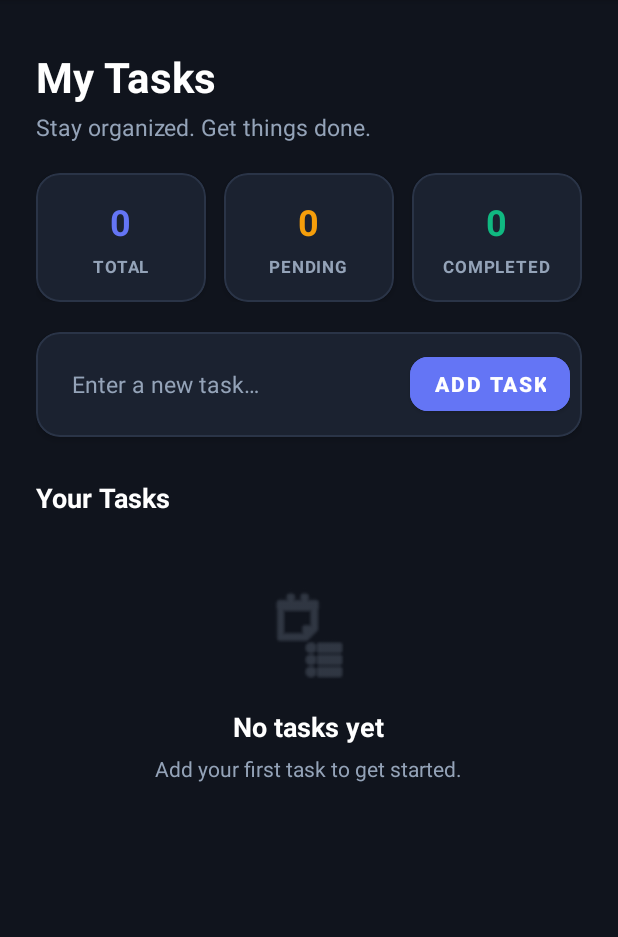
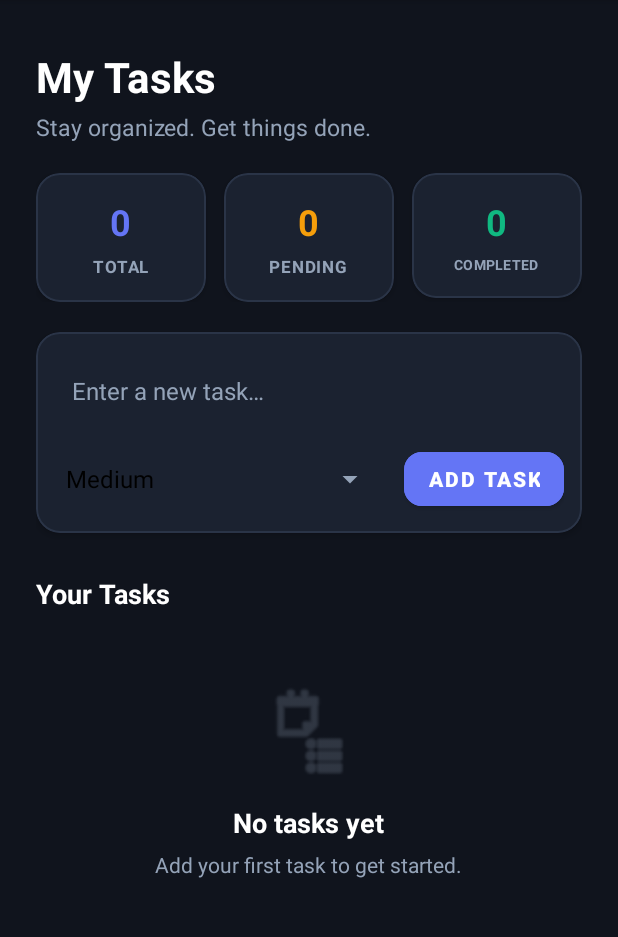
Before and after one commit to zaid-code-max/employee-task-manager, an Android app: the screen it shows after launch (TaskDetailsActivity), after a tap on "OPEN TASK MANAGER", on a phone screen of 412 x 824 dp, the part 84-1021 px from its top. Run offline under Robolectric (Android 15) with nearby library versions, the phone set to English and light mode, and no system bars; our stand-ins replace Room's generated code.

Commit message:
Day 4: Complete task list and add priority and delete features

```diff
--- a/app/src/main/java/com/example/employeetaskmanager/AppDatabase.kt
+++ b/app/src/main/java/com/example/employeetaskmanager/AppDatabase.kt
@@ -4,13 +4,21 @@ import android.content.Context
 import androidx.room.Database
 import androidx.room.Room
 import androidx.room.RoomDatabase
+import androidx.room.migration.Migration
+import androidx.sqlite.db.SupportSQLiteDatabase
 
-@Database(entities = [TaskEntity::class], version = 1, exportSchema = false)
+@Database(entities = [TaskEntity::class], version = 4, exportSchema = false)
 abstract class AppDatabase : RoomDatabase() {
 
     abstract fun taskDao(): TaskDao
 
     companion object {
+        private val MIGRATION_3_4 = object : Migration(3, 4) {
+            override fun migrate(db: SupportSQLiteDatabase) {
+                db.execSQL("ALTER TABLE tasks ADD COLUMN priority TEXT NOT NULL DEFAULT 'Medium'")
+            }
+        }
+
         @Volatile
         private var INSTANCE: AppDatabase? = null
 
@@ -20,7 +28,10 @@ abstract class AppDatabase : RoomDatabase() {
                     context.applicationContext,
                     AppDatabase::class.java,
                     "task_database"
-                ).build()
+                )
+                    .addMigrations(MIGRATION_3_4)
+                    .fallbackToDestructiveMigration()
+                    .build()
                 INSTANCE = instance
                 instance
             }
--- a/app/src/main/java/com/example/employeetaskmanager/TaskDao.kt
+++ b/app/src/main/java/com/example/employeetaskmanager/TaskDao.kt
@@ -8,7 +8,7 @@ import kotlinx.coroutines.flow.Flow
 
 @Dao
 interface TaskDao {
-    @Query("SELECT * FROM tasks")
+    @Query("SELECT * FROM tasks ORDER BY CASE priority WHEN 'High' THEN 1 WHEN 'Medium' THEN 2 WHEN 'Low' THEN 3 ELSE 4 END, isCompleted ASC, id DESC")
     fun getAllTasks(): Flow<List<TaskEntity>>
 
     @Insert(onConflict = OnConflictStrategy.REPLACE)
@@ -16,4 +16,7 @@ interface TaskDao {
 
     @Query("UPDATE tasks SET isCompleted = :isCompleted WHERE id = :taskId")
     suspend fun updateTaskCompletion(taskId: Long, isCompleted: Boolean)
+
+    @Query("DELETE FROM tasks WHERE id = :taskId")
+    suspend fun deleteTask(taskId: Long)
 }
--- a/app/src/main/java/com/example/employeetaskmanager/TaskDetailsActivity.kt
+++ b/app/src/main/java/com/example/employeetaskmanager/TaskDetailsActivity.kt
@@ -2,11 +2,14 @@ package com.example.employeetaskmanager
 
 import android.os.Bundle
 import android.view.View
+import android.widget.ArrayAdapter
 import android.widget.Button
 import android.widget.EditText
+import android.widget.Spinner
 import android.widget.TextView
 import android.widget.Toast
 import androidx.activity.viewModels
+import androidx.appcompat.app.AlertDialog
 import androidx.appcompat.app.AppCompatActivity
 import androidx.lifecycle.Lifecycle
 import androidx.lifecycle.lifecycleScope
@@ -27,6 +30,7 @@ class TaskDetailsActivity : AppCompatActivity() {
         setContentView(R.layout.activity_task_details)
 
         val editTextTaskTitle = findViewById<EditText>(R.id.editTextTaskTitle)
+        val spinnerPriority = findViewById<Spinner>(R.id.spinnerPriority)
         val buttonAddTask = findViewById<Button>(R.id.buttonAddTask)
         val recyclerViewTasks = findViewById<RecyclerView>(R.id.recyclerViewTasks)
         val textViewEmptyState = findViewById<View>(R.id.textViewEmptyState)
@@ -34,20 +38,42 @@ class TaskDetailsActivity : AppCompatActivity() {
         val textViewPendingCount = findViewById<TextView>(R.id.textViewPendingCount)
         val textViewCompletedCount = findViewById<TextView>(R.id.textViewCompletedCount)
 
-        taskAdapter = TaskAdapter { task, isCompleted ->
-            viewModel.updateTaskCompletion(task.id, isCompleted)
-        }
+        val priorities = arrayOf("Low", "Medium", "High")
+        spinnerPriority.adapter = ArrayAdapter(
+            this,
+            android.R.layout.simple_spinner_dropdown_item,
+            priorities
+        )
+        spinnerPriority.setSelection(1)
+
+        taskAdapter = TaskAdapter(
+            onTaskCheckedChange = { task, isCompleted ->
+                viewModel.updateTaskCompletion(task.id, isCompleted)
+            },
+            onTaskDeleteClick = { task ->
+                AlertDialog.Builder(this)
+                    .setTitle("Delete Task?")
+                    .setMessage("Are you sure you want to delete \"${task.title}\"?")
+                    .setNegativeButton("Cancel", null)
+                    .setPositiveButton("Delete") { _, _ ->
+                        viewModel.deleteTask(task.id)
+                    }
+                    .show()
+            }
+        )
 
         recyclerViewTasks.layoutManager = LinearLayoutManager(this)
         recyclerViewTasks.adapter = taskAdapter
 
         buttonAddTask.setOnClickListener {
             val title = editTextTaskTitle.text.toString()
+            val priority = spinnerPriority.selectedItem.toString()
             if (title.isBlank()) {
                 Toast.makeText(this, R.string.error_empty_title, Toast.LENGTH_SHORT).show()
             } else {
-                viewModel.insertTask(title)
+                viewModel.insertTask(title, priority)
                 editTextTaskTitle.setText("")
+                spinnerPriority.setSelection(1)
             }
         }
 
--- a/app/src/main/java/com/example/employeetaskmanager/TaskEntity.kt
+++ b/app/src/main/java/com/example/employeetaskmanager/TaskEntity.kt
@@ -8,5 +8,6 @@ data class TaskEntity(
     @PrimaryKey(autoGenerate = true)
     val id: Long = 0L,
     val title: String,
-    val isCompleted: Boolean = false
+    val isCompleted: Boolean = false,
+    val priority: String = "Medium"
 )
--- a/app/src/main/java/com/example/employeetaskmanager/TaskRepository.kt
+++ b/app/src/main/java/com/example/employeetaskmanager/TaskRepository.kt
@@ -13,4 +13,8 @@ class TaskRepository(private val taskDao: TaskDao) {
     suspend fun updateTaskCompletion(taskId: Long, isCompleted: Boolean) {
         taskDao.updateTaskCompletion(taskId, isCompleted)
     }
+
+    suspend fun deleteTask(taskId: Long) {
+        taskDao.deleteTask(taskId)
+    }
 }
--- a/app/src/main/res/layout/activity_task_details.xml
+++ b/app/src/main/res/layout/activity_task_details.xml
@@ -166,10 +166,11 @@
                         android:layout_width="wrap_content"
                         android:layout_height="wrap_content"
                         android:layout_marginTop="6dp"
-                        android:letterSpacing="0.05"
+                        android:letterSpacing="0.02"
+                        android:singleLine="true"
                         android:text="@string/stats_completed_label"
                         android:textColor="@color/text_muted"
-                        android:textSize="11sp"
+                        android:textSize="9sp"
                         android:textStyle="bold" />
 
                 </LinearLayout>
@@ -196,24 +197,38 @@
             <LinearLayout
                 android:layout_width="match_parent"
                 android:layout_height="wrap_content"
-                android:orientation="horizontal"
-                android:gravity="center_vertical"
-                android:padding="8dp">
+                android:orientation="vertical"
+                android:padding="12dp">
 
                 <EditText
                     android:id="@+id/editTextTaskTitle"
-                    android:layout_width="0dp"
+                    android:layout_width="match_parent"
                     android:layout_height="54dp"
-                    android:layout_weight="1"
                     android:background="@null"
                     android:hint="@string/hint_task_title"
                     android:inputType="text"
-                    android:paddingStart="16dp"
-                    android:paddingEnd="16dp"
+                    android:paddingStart="12dp"
+                    android:paddingEnd="12dp"
                     android:textColor="@color/text_white"
                     android:textColorHint="@color/text_muted"
-                    android:textSize="15sp"
+                    android:textSize="16sp"
                     android:autofillHints="name" />
+
+                <LinearLayout
+                    android:layout_width="match_parent"
+                    android:layout_height="wrap_content"
+                    android:layout_marginTop="8dp"
+                    android:gravity="center_vertical"
+                    android:orientation="horizontal">
+
+                    <Spinner
+                        android:id="@+id/spinnerPriority"
+                        android:layout_width="0dp"
+                        android:layout_height="48dp"
+                        android:layout_weight="1"
+                        android:layout_marginEnd="12dp"
+                        android:backgroundTint="@color/text_muted"
+                        android:spinnerMode="dropdown" />
 
                     <Button
                         android:id="@+id/buttonAddTask"
@@ -225,6 +240,8 @@
                         android:textSize="14sp"
                         android:textStyle="bold"
                         app:cornerRadius="12dp" />
+
+                </LinearLayout>
 
             </LinearLayout>
 
--- a/app/src/main/res/values/strings.xml
+++ b/app/src/main/res/values/strings.xml
@@ -32,4 +32,5 @@
     <string name="stats_pending_fmt">%d</string>
     <string name="stats_completed_fmt">%d</string>
     <string name="section_your_tasks">Your Tasks</string>
+    <string name="delete_task">Delete task</string>
 </resources>
```
Also changed, not shown: app/src/main/java/com/example/employeetaskmanager/TaskAdapter.kt (+21 -3 lines), app/src/main/java/com/example/employeetaskmanager/TaskViewModel.kt (+9 -3 lines), app/src/main/res/drawable/ic_delete.xml (added, +11 -0 lines), app/src/main/res/layout/item_task.xml (+28 -1 lines), 2 other files. Lines whose indentation alone changed are shown as unchanged.
